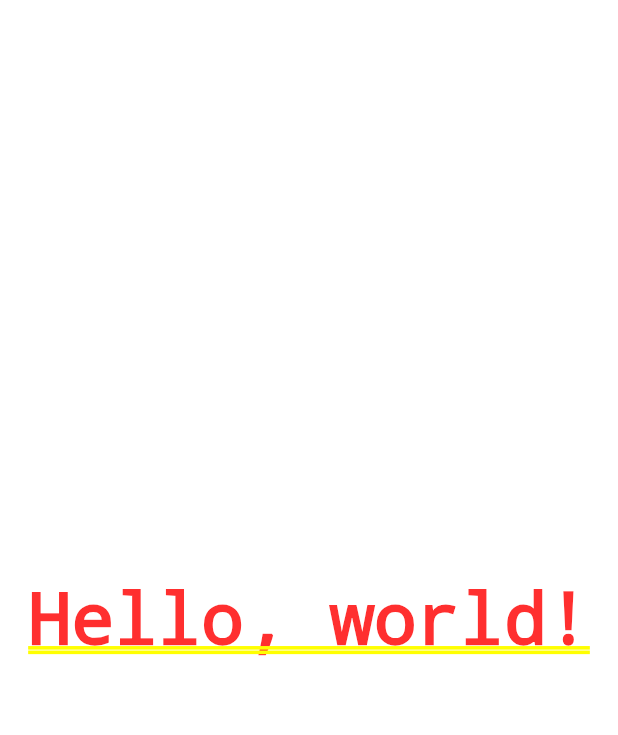
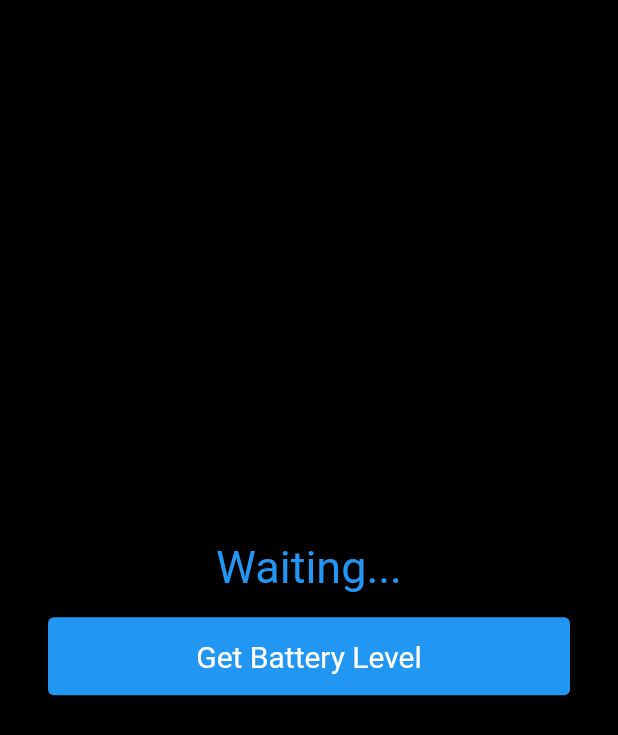
Before and after one commit to shimizu-saffle/batterylevel, a Flutter app: the screen it shows after launch, on a phone screen of 412 x 824 dp. Shown: the top 735 px of the screen. Run offline on Flutter 3.47's test engine with Material 2 defaults, Android fonts, the phone set to English and light mode, and no system bars.

Commit message:
define: MainPage

```diff
--- a/lib/main.dart
+++ b/lib/main.dart
@@ -1,48 +1,76 @@
 import 'package:flutter/material.dart';
 import 'package:flutter/services.dart';
 
-void main() {
+Future main() async {
+  WidgetsFlutterBinding.ensureInitialized();
+  await SystemChrome.setPreferredOrientations([
+    DeviceOrientation.portraitUp,
+    DeviceOrientation.portraitDown,
+  ]);
   runApp(const MyApp());
 }
 
 class MyApp extends StatelessWidget {
-  const MyApp({Key? key}) : super(key: key);
+  const MyApp({super.key});
+
+  static const String title = 'Call Android Code';
 
   @override
-  Widget build(BuildContext context) {
-    return const MaterialApp(
-      home: MyHomePage(),
-    );
-  }
+  Widget build(BuildContext context) => MaterialApp(
+        debugShowCheckedModeBanner: false,
+        title: title,
+        theme: ThemeData.dark().copyWith(
+          elevatedButtonTheme: ElevatedButtonThemeData(
+            style: ElevatedButton.styleFrom(
+              primary: Colors.blue,
+              minimumSize: const Size.fromHeight(52),
+              textStyle: const TextStyle(fontSize: 20),
+            ),
+          ),
+        ),
+        home: const MainPage(),
+      );
 }
 
-class MyHomePage extends StatefulWidget {
-  const MyHomePage({Key? key}) : super(key: key);
+class MainPage extends StatefulWidget {
+  const MainPage({Key? key}) : super(key: key);
 
   @override
-  State<MyHomePage> createState() => _MyHomePageState();
+  State<MainPage> createState() => _MainPageState();
 }
 
-class _MyHomePageState extends State<MyHomePage> {
-  static const platform = MethodChannel('samples.flutter.dev/battery');
+class _MainPageState extends State<MainPage> {
+  static const batteryChannel = MethodChannel('kentaShimizu.com/battery');
 
-  String _batteryLevel = 'Unknown battery level.';
+  String batteryLevel = 'Waiting...';
 
-  Future<void> _getBatteryLevel() async {
-    String batteryLevel;
-    try {
-      final int result = await platform.invokeMethod('getBatteryLevel');
-      batteryLevel = 'Battery level at $result % .';
-    } on PlatformException catch (e) {
-      batteryLevel = "Failed to get battery level: '${e.message}'.";
-    }
-    setState(() => _batteryLevel = batteryLevel);
+  Future getBatteryLevel() async {
+    final arguments = {'name': 'Sarah Abs'};
+    final String newBatteryLevel =
+        await batteryChannel.invokeMethod('getBatteryLevel', arguments);
+    setState(() => batteryLevel = newBatteryLevel);
   }
 
   @override
-  Widget build(BuildContext context) {
-    return const Center(
-      child: Text('Hello, world!'),
-    );
-  }
+  Widget build(BuildContext context) => Scaffold(
+        backgroundColor: Colors.black,
+        body: Container(
+          padding: const EdgeInsets.all(32),
+          child: Column(
+            mainAxisAlignment: MainAxisAlignment.center,
+            children: [
+              Text(
+                batteryLevel,
+                textAlign: TextAlign.center,
+                style: const TextStyle(fontSize: 30, color: Colors.blue),
+              ),
+              const SizedBox(height: 16),
+              ElevatedButton(
+                onPressed: getBatteryLevel,
+                child: const Text('Get Battery Level'),
+              ),
+            ],
+          ),
+        ),
+      );
 }
```
